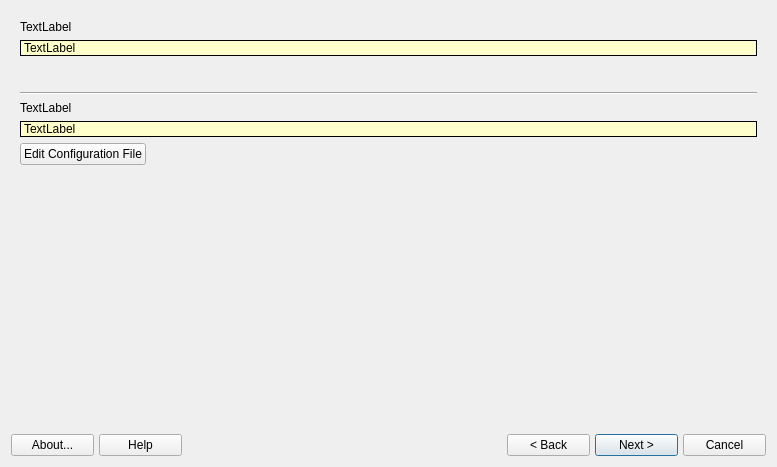
Qt form mxsnapshot.ui (AdrianTM/mx-snapshot-old) before a commit.
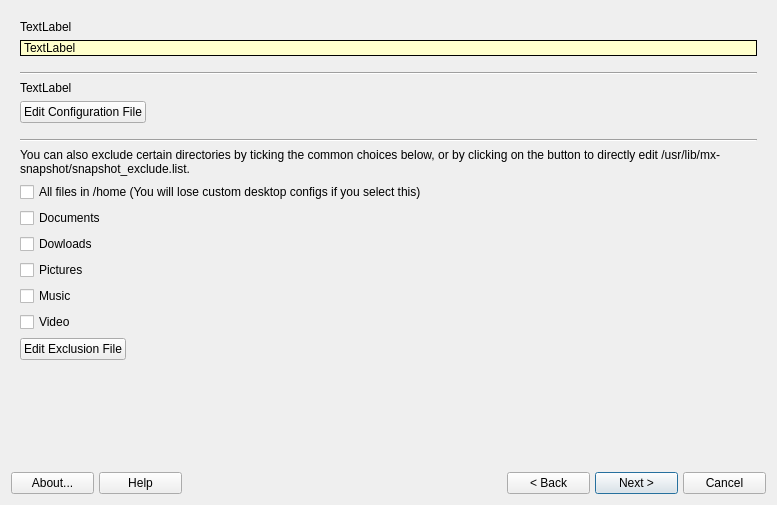
The same form after that commit. Icons and pictures are not drawn.

Commit message: added checkboxes for exclusions

What changed in the file:
```diff
--- a/mxsnapshot.ui
+++ b/mxsnapshot.ui
@@ -7,7 +7,7 @@
     <x>0</x>
     <y>0</y>
     <width>777</width>
-    <height>467</height>
+    <height>505</height>
    </rect>
   </property>
   <property name="windowTitle">
@@ -168,7 +168,7 @@
          <property name="sizeHint" stdset="0">
           <size>
            <width>20</width>
-           <height>30</height>
+           <height>10</height>
           </size>
          </property>
         </spacer>
@@ -187,20 +187,6 @@
          </property>
         </widget>
        </item>
-       <item>
-        <widget class="QLabel" name="label_4">
-         <property name="styleSheet">
-          <string notr="true">background-color: rgb(255, 255, 204);
-border-color: rgb(0, 0, 0);</string>
-         </property>
-         <property name="frameShape">
-          <enum>QFrame::Box</enum>
-         </property>
-         <property name="text">
-          <string>TextLabel</string>
-         </property>
-        </widget>
-       </item>
        <item>
         <widget class="QPushButton" name="buttonEditConfig">
          <property name="sizePolicy">
@@ -214,6 +200,94 @@
          </property>
         </widget>
        </item>
+       <item>
+        <spacer name="verticalSpacer_4">
+         <property name="orientation">
+          <enum>Qt::Vertical</enum>
+         </property>
+         <property name="sizeType">
+          <enum>QSizePolicy::Maximum</enum>
+         </property>
+         <property name="sizeHint" stdset="0">
+          <size>
+           <width>20</width>
+           <height>10</height>
+          </size>
+         </property>
+        </spacer>
+       </item>
+       <item>
+        <widget class="Line" name="line_3">
+         <property name="orientation">
+          <enum>Qt::Horizontal</enum>
+         </property>
+        </widget>
+       </item>
+       <item>
+        <widget class="QLabel" name="labelExclude">
+         <property name="text">
+          <string>You can also exclude certain directories by ticking the common choices below, or by clicking on the button to directly edit /usr/lib/mx-snapshot/snapshot_exclude.list.</string>
+         </property>
+         <property name="wordWrap">
+          <bool>true</bool>
+         </property>
+        </widget>
+       </item>
+       <item>
+        <widget class="QCheckBox" name="excludeHome">
+         <property name="text">
+          <string>All files in /home (You will lose custom desktop configs if you select this)</string>
+         </property>
+        </widget>
+       </item>
+       <item>
+        <widget class="QCheckBox" name="excludeDocuments">
+         <property name="text">
+          <string>Documents</string>
+         </property>
+        </widget>
+       </item>
+       <item>
+        <widget class="QCheckBox" name="excludeDownloads">
+         <property name="text">
+          <string>Dowloads</string>
+         </property>
+        </widget>
+       </item>
+       <item>
+        <widget class="QCheckBox" name="excludePictures">
+         <property name="text">
+          <string>Pictures</string>
+         </property>
+        </widget>
+       </item>
+       <item>
+        <widget class="QCheckBox" name="excludeMusic">
+         <property name="text">
+          <string>Music</string>
+         </property>
+        </widget>
+       </item>
+       <item>
+        <widget class="QCheckBox" name="excludeVideos">
+         <property name="text">
+          <string>Video</string>
+         </property>
+        </widget>
+       </item>
+       <item>
+        <widget class="QPushButton" name="buttonEditExclude">
+         <property name="sizePolicy">
+          <sizepolicy hsizetype="Maximum" vsizetype="Fixed">
+           <horstretch>0</horstretch>
+           <verstretch>0</verstretch>
+          </sizepolicy>
+         </property>
+         <property name="text">
+          <string>Edit Exclusion File</string>
+         </property>
+        </widget>
+       </item>
        <item>
         <spacer name="verticalSpacer_2">
          <property name="orientation">
@@ -222,7 +296,7 @@
          <property name="sizeHint" stdset="0">
           <size>
            <width>20</width>
-           <height>249</height>
+           <height>20</height>
           </size>
          </property>
         </spacer>
```
Left out of the diff: 138 changed lines with no effect on the pictures. The commit also changes 5 other files.
